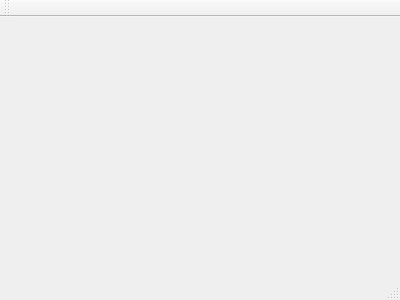
This is bin/PlutoApp/mainwindow.ui in SiChiTong/Pluto as Qt 5 draws it before an edit. The edited form follows.
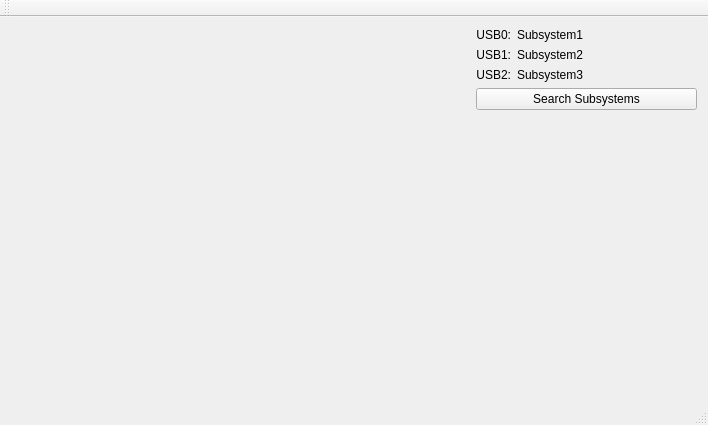
This is the edited form.

```diff
--- a/bin/PlutoApp/mainwindow.ui
+++ b/bin/PlutoApp/mainwindow.ui
@@ -1,24 +1,170 @@
 <ui version="4.0">
  <class>MainWindow</class>
- <widget class="QMainWindow" name="MainWindow" >
-  <property name="geometry" >
+ <widget class="QMainWindow" name="MainWindow">
+  <property name="geometry">
    <rect>
     <x>0</x>
     <y>0</y>
-    <width>400</width>
-    <height>300</height>
+    <width>708</width>
+    <height>425</height>
    </rect>
   </property>
   <property name="windowTitle" >
    <string>MainWindow</string>
   </property>
-  <widget class="QMenuBar" name="menuBar" />
-  <widget class="QToolBar" name="mainToolBar" />
-  <widget class="QWidget" name="centralWidget" />
-  <widget class="QStatusBar" name="statusBar" />
+  <widget class="QWidget" name="centralWidget">
+   <layout class="QHBoxLayout" name="horizontalLayout">
+    <item>
+     <spacer name="horizontalSpacer">
+      <property name="orientation">
+       <enum>Qt::Horizontal</enum>
+      </property>
+      <property name="sizeHint" stdset="0">
+       <size>
+        <width>454</width>
+        <height>20</height>
+       </size>
+      </property>
+     </spacer>
+    </item>
+    <item>
+     <layout class="QVBoxLayout" name="verticalLayout">
+      <item>
+       <layout class="QFormLayout" name="formLayout">
+        <item row="0" column="0">
+         <widget class="QLabel" name="label">
+          <property name="text">
+           <string>USB0:</string>
+          </property>
+          <property name="alignment">
+           <set>Qt::AlignRight|Qt::AlignTrailing|Qt::AlignVCenter</set>
+          </property>
+         </widget>
+        </item>
+        <item row="0" column="1">
+         <widget class="QLabel" name="sub1Label">
+          <property name="minimumSize">
+           <size>
+            <width>180</width>
+            <height>0</height>
+           </size>
+          </property>
+          <property name="maximumSize">
+           <size>
+            <width>180</width>
+            <height>16777215</height>
+           </size>
+          </property>
+          <property name="text">
+           <string>Subsystem1</string>
+          </property>
+         </widget>
+        </item>
+        <item row="1" column="0">
+         <widget class="QLabel" name="label_2">
+          <property name="text">
+           <string>USB1:</string>
+          </property>
+          <property name="alignment">
+           <set>Qt::AlignRight|Qt::AlignTrailing|Qt::AlignVCenter</set>
+          </property>
+         </widget>
+        </item>
+        <item row="1" column="1">
+         <widget class="QLabel" name="sub2Label">
+          <property name="minimumSize">
+           <size>
+            <width>180</width>
+            <height>0</height>
+           </size>
+          </property>
+          <property name="maximumSize">
+           <size>
+            <width>180</width>
+            <height>16777215</height>
+           </size>
+          </property>
+          <property name="text">
+           <string>Subsystem2</string>
+          </property>
+         </widget>
+        </item>
+        <item row="2" column="0">
+         <widget class="QLabel" name="label_3">
+          <property name="text">
+           <string>USB2:</string>
+          </property>
+          <property name="alignment">
+           <set>Qt::AlignRight|Qt::AlignTrailing|Qt::AlignVCenter</set>
+          </property>
+         </widget>
+        </item>
+        <item row="2" column="1">
+         <widget class="QLabel" name="sub3Label">
+          <property name="minimumSize">
+           <size>
+            <width>180</width>
+            <height>0</height>
+           </size>
+          </property>
+          <property name="maximumSize">
+           <size>
+            <width>180</width>
+            <height>16777215</height>
+           </size>
+          </property>
+          <property name="text">
+           <string>Subsystem3</string>
+          </property>
+         </widget>
+        </item>
+       </layout>
+      </item>
+      <item>
+       <widget class="QPushButton" name="searchSubButton">
+        <property name="text">
+         <string>Search Subsystems</string>
+        </property>
+       </widget>
+      </item>
+      <item>
+       <spacer name="verticalSpacer">
+        <property name="orientation">
+         <enum>Qt::Vertical</enum>
+        </property>
+        <property name="sizeHint" stdset="0">
+         <size>
+          <width>20</width>
+          <height>40</height>
+         </size>
+        </property>
+       </spacer>
+      </item>
+     </layout>
+    </item>
+   </layout>
+  </widget>
+  <widget class="QMenuBar" name="menuBar">
+   <property name="geometry">
+    <rect>
+     <x>0</x>
+     <y>0</y>
+     <width>708</width>
+     <height>19</height>
+    </rect>
+   </property>
+  </widget>
+  <widget class="QToolBar" name="mainToolBar">
+   <attribute name="toolBarArea">
+    <enum>TopToolBarArea</enum>
+   </attribute>
+   <attribute name="toolBarBreak">
+    <bool>false</bool>
+   </attribute>
+  </widget>
+  <widget class="QStatusBar" name="statusBar"/>
  </widget>
- <layoutDefault spacing="6" margin="11" />
- <pixmapfunction></pixmapfunction>
+ <layoutdefault spacing="6" margin="11"/>
  <resources/>
  <connections/>
 </ui>
```
Left out of the diff: 5 changed lines with no effect on the pictures.
